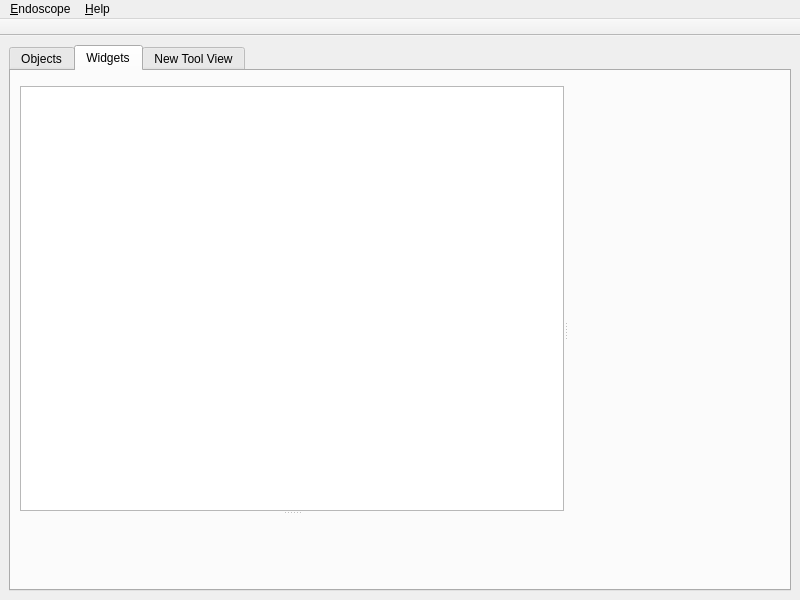
Before: the Qt Designer form mainwindow.ui in KDAB/GammaRay, drawn with Qt 5.
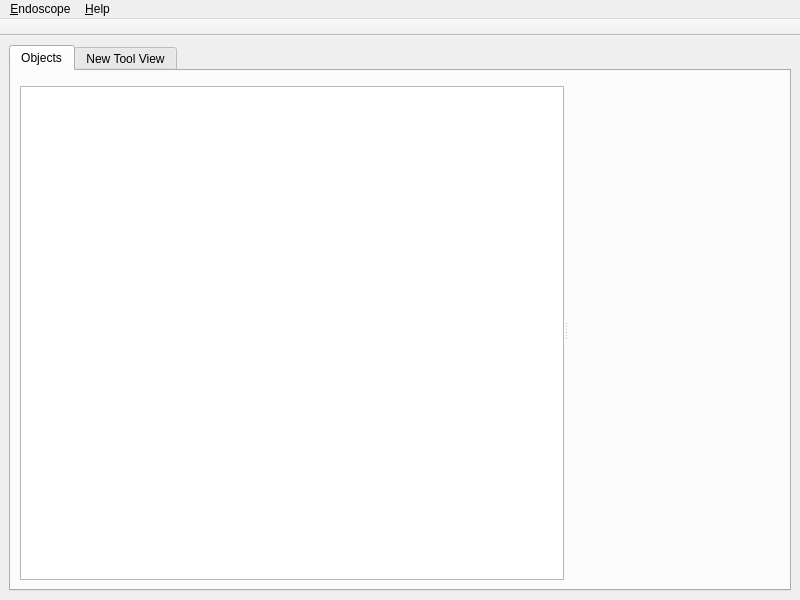
After: the same form once the commit is applied. The open tabs and pages were chosen to show the change. Custom widgets are drawn as their Qt base class.

```diff
--- a/mainwindow.ui
+++ b/mainwindow.ui
@@ -52,37 +52,6 @@
         </item>
        </layout>
       </widget>
-      <widget class="QWidget" name="tab_4">
-       <attribute name="title">
-        <string>Widgets</string>
-       </attribute>
-       <layout class="QVBoxLayout" name="verticalLayout_8">
-        <item>
-         <widget class="QSplitter" name="splitter_4">
-          <property name="orientation">
-           <enum>Qt::Horizontal</enum>
-          </property>
-          <widget class="QSplitter" name="splitter_2">
-           <property name="orientation">
-            <enum>Qt::Vertical</enum>
-           </property>
-           <widget class="QWidget" name="layoutWidget_2">
-            <layout class="QVBoxLayout" name="verticalLayout_7">
-             <item>
-              <widget class="KFilterProxySearchLine" name="widgetSearchLine"/>
-             </item>
-             <item>
-              <widget class="QTreeView" name="widgetTreeView"/>
-             </item>
-            </layout>
-           </widget>
-           <widget class="Endoscope::WidgetPreviewWidget" name="widgetPreviewWidget" native="true"/>
-          </widget>
-          <widget class="Endoscope::PropertyWidget" name="widgetPropertyWidget" native="true"/>
-         </widget>
-        </item>
-       </layout>
-      </widget>
       <widget class="QWidget" name="widget">
        <attribute name="title">
         <string>New Tool View</string>
@@ -182,12 +151,6 @@
    <header>propertywidget.h</header>
    <container>1</container>
   </customwidget>
-  <customwidget>
-   <class>Endoscope::WidgetPreviewWidget</class>
-   <extends>QWidget</extends>
-   <header>widgetpreviewwidget.h</header>
-   <container>1</container>
-  </customwidget>
  </customwidgets>
  <resources>
   <include location="resources/endoscope.qrc"/>
```
